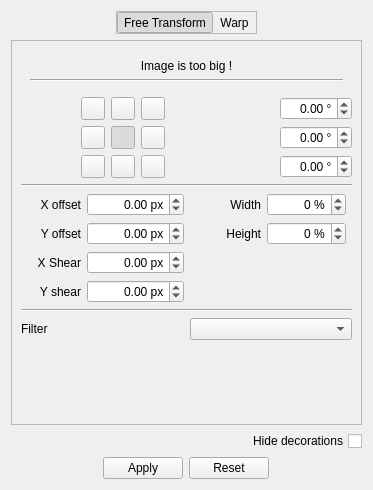
Before: the Qt Designer form krita/plugins/tools/tool_transform2/wdg_tool_transform.ui in KDE/krita, drawn with Qt 5.
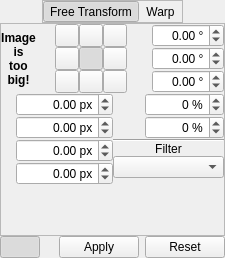
After: the same form once the commit is applied. Custom widgets are drawn as their Qt base class.

Commit message: o shring the toolbox widget of the transform tool.  - it uses 6 more icons instead of text  - added tooltips for icons  - changed layoutspacing and rearanged some parts

What changed in the file:
```diff
--- a/krita/plugins/tools/tool_transform2/wdg_tool_transform.ui
+++ b/krita/plugins/tools/tool_transform2/wdg_tool_transform.ui
@@ -6,8 +6,8 @@
    <rect>
     <x>0</x>
     <y>0</y>
-    <width>373</width>
-    <height>490</height>
+    <width>225</width>
+    <height>258</height>
    </rect>
   </property>
   <property name="sizePolicy">
@@ -37,11 +37,18 @@
   <property name="layoutDirection">
    <enum>Qt::LeftToRight</enum>
   </property>
-  <layout class="QHBoxLayout" name="horizontalLayout_5">
-   <item>
-    <layout class="QVBoxLayout" name="verticalLayout_2" stretch="0,0,0,0">
+  <layout class="QVBoxLayout" name="verticalLayout_5">
+   <property name="spacing">
+    <number>0</number>
+   </property>
+   <property name="margin">
+    <number>0</number>
+   </property>
      <item>
       <layout class="QHBoxLayout" name="horizontalLayout">
+     <property name="spacing">
+      <number>0</number>
+     </property>
        <item>
         <spacer name="horizontalSpacer_2">
          <property name="orientation">
@@ -49,7 +56,7 @@
          </property>
          <property name="sizeHint" stdset="0">
           <size>
-           <width>40</width>
+         <width>0</width>
            <height>20</height>
           </size>
          </property>
@@ -118,7 +125,7 @@
          </property>
          <property name="sizeHint" stdset="0">
           <size>
-           <width>40</width>
+         <width>0</width>
            <height>20</height>
           </size>
          </property>
@@ -138,39 +145,43 @@
         <number>0</number>
        </property>
        <widget class="QWidget" name="freeTransformWidget">
-        <layout class="QVBoxLayout" name="verticalLayout_4">
-         <item>
-          <layout class="QVBoxLayout" name="verticalLayout_5" stretch="0,0,0,0,0,0,0">
-           <item>
-            <widget class="QWidget" name="tooBigLabelWidget" native="true">
-             <layout class="QVBoxLayout" name="tooBigLabelLayout">
-              <item>
-               <widget class="QLabel" name="tooBigLabel">
-                <property name="layoutDirection">
-                 <enum>Qt::LeftToRight</enum>
-                </property>
-                <property name="text">
-                 <string>Image is too big !</string>
-                </property>
-                <property name="alignment">
-                 <set>Qt::AlignCenter</set>
-                </property>
-               </widget>
-              </item>
-              <item>
-               <widget class="Line" name="line">
-                <property name="orientation">
-                 <enum>Qt::Horizontal</enum>
-                </property>
-               </widget>
-              </item>
-             </layout>
-            </widget>
-           </item>
-           <item>
             <layout class="QVBoxLayout" name="verticalLayout">
+       <property name="spacing">
+        <number>0</number>
+       </property>
+       <property name="margin">
+        <number>0</number>
+       </property>
              <item>
-              <layout class="QHBoxLayout" name="horizontalLayout_2" stretch="1,0,1,2">
+        <layout class="QHBoxLayout" name="horizontalLayout_5">
+         <property name="spacing">
+          <number>0</number>
+         </property>
+         <item>
+          <widget class="QLabel" name="tooBigLabelWidget">
+           <property name="font">
+            <font>
+             <weight>75</weight>
+             <bold>true</bold>
+            </font>
+           </property>
+           <property name="toolTip">
+            <string extracomment="warning: this string shouldn' be wider, as otherwise the widget would resize and flicker"/>
+           </property>
+           <property name="layoutDirection">
+            <enum>Qt::LeftToRight</enum>
+           </property>
+           <property name="text">
+            <string>Image
+is
+too
+big!</string>
+           </property>
+           <property name="alignment">
+            <set>Qt::AlignCenter</set>
+           </property>
+          </widget>
+         </item>
                <item>
                 <spacer name="horizontalSpacer_4">
                  <property name="orientation">
@@ -178,7 +189,7 @@
                  </property>
                  <property name="sizeHint" stdset="0">
                   <size>
-                   <width>40</width>
+             <width>0</width>
                    <height>20</height>
                   </size>
                  </property>
@@ -189,6 +200,9 @@
                  <property name="sizeConstraint">
                   <enum>QLayout::SetDefaultConstraint</enum>
                  </property>
+           <property name="spacing">
+            <number>0</number>
+           </property>
                  <item row="0" column="0">
                   <widget class="QToolButton" name="topLeftButton">
                    <property name="enabled">
@@ -375,7 +389,7 @@
                  </property>
                  <property name="sizeHint" stdset="0">
                   <size>
-                   <width>40</width>
+             <width>0</width>
                    <height>20</height>
                   </size>
                  </property>
@@ -385,6 +399,9 @@
                 <layout class="QGridLayout" name="gridLayout_2" columnstretch="1,0">
                  <item row="0" column="0">
                   <widget class="QLabel" name="label_rotateX">
+             <property name="toolTip">
+              <string>Rotate around X-Axis</string>
+             </property>
                    <property name="layoutDirection">
                     <enum>Qt::LeftToRight</enum>
                    </property>
@@ -394,10 +411,16 @@
                    <property name="alignment">
                     <set>Qt::AlignRight|Qt::AlignTrailing|Qt::AlignVCenter</set>
                    </property>
+             <property name="buddy">
+              <cstring>aXBox</cstring>
+             </property>
                   </widget>
                  </item>
                  <item row="0" column="1">
                   <widget class="QDoubleSpinBox" name="aXBox">
+             <property name="toolTip">
+              <string>Rotate around X-Axis</string>
+             </property>
                    <property name="wrapping">
                     <bool>true</bool>
                    </property>
@@ -417,6 +440,9 @@
                  </item>
                  <item row="1" column="1">
                   <widget class="QDoubleSpinBox" name="aYBox">
+             <property name="toolTip">
+              <string>Rotate around Y-Axis</string>
+             </property>
                    <property name="wrapping">
                     <bool>true</bool>
                    </property>
@@ -442,6 +468,9 @@
                      <verstretch>0</verstretch>
                     </sizepolicy>
                    </property>
+             <property name="toolTip">
+              <string>Rotate around Y-Axis</string>
+             </property>
                    <property name="layoutDirection">
                     <enum>Qt::LeftToRight</enum>
                    </property>
@@ -451,6 +480,9 @@
                    <property name="alignment">
                     <set>Qt::AlignRight|Qt::AlignTrailing|Qt::AlignVCenter</set>
                    </property>
+             <property name="buddy">
+              <cstring>aYBox</cstring>
+             </property>
                   </widget>
                  </item>
                  <item row="2" column="1">
@@ -461,6 +493,9 @@
                      <verstretch>0</verstretch>
                     </sizepolicy>
                    </property>
+             <property name="toolTip">
+              <string>Rotate around Z-Axis</string>
+             </property>
                    <property name="wrapping">
                     <bool>true</bool>
                    </property>
@@ -489,6 +524,9 @@
                      <verstretch>0</verstretch>
                     </sizepolicy>
                    </property>
+             <property name="toolTip">
+              <string>Rotate around Z-Axis</string>
+             </property>
                    <property name="layoutDirection">
                     <enum>Qt::LeftToRight</enum>
                    </property>
@@ -498,40 +536,49 @@
                    <property name="alignment">
                     <set>Qt::AlignRight|Qt::AlignTrailing|Qt::AlignVCenter</set>
                    </property>
+             <property name="buddy">
+              <cstring>aZBox</cstring>
+             </property>
                   </widget>
                  </item>
                 </layout>
                </item>
               </layout>
              </item>
-            </layout>
-           </item>
            <item>
-            <widget class="Line" name="line_2">
-             <property name="orientation">
-              <enum>Qt::Horizontal</enum>
-             </property>
-            </widget>
-           </item>
-           <item>
-            <layout class="QHBoxLayout" name="horizontalLayout_4" stretch="0,0">
+        <layout class="QHBoxLayout" name="horizontalLayout_4">
+         <property name="spacing">
+          <number>0</number>
+         </property>
              <item>
               <layout class="QGridLayout" name="gridLayout_6" columnstretch="1,0">
+           <property name="spacing">
+            <number>0</number>
+           </property>
                <item row="0" column="0">
-                <widget class="QLabel" name="label">
+            <widget class="QLabel" name="label_offsetX">
+             <property name="toolTip">
+              <string>Horizontal Translation</string>
+             </property>
                  <property name="layoutDirection">
                   <enum>Qt::LeftToRight</enum>
                  </property>
                  <property name="text">
-                  <string>X offset</string>
+              <string/>
                  </property>
                  <property name="alignment">
                   <set>Qt::AlignRight|Qt::AlignTrailing|Qt::AlignVCenter</set>
                  </property>
+             <property name="buddy">
+              <cstring>translateXBox</cstring>
+             </property>
                 </widget>
                </item>
                <item row="0" column="1">
                 <widget class="QDoubleSpinBox" name="translateXBox">
+             <property name="toolTip">
+              <string>Horizontal Translation</string>
+             </property>
                  <property name="layoutDirection">
                   <enum>Qt::LeftToRight</enum>
                  </property>
@@ -556,17 +603,26 @@
                 </widget>
                </item>
                <item row="1" column="0">
-                <widget class="QLabel" name="label_2">
+            <widget class="QLabel" name="label_offsetY">
+             <property name="toolTip">
+              <string>Vertical Translation</string>
+             </property>
                  <property name="text">
-                  <string>Y offset</string>
+              <string/>
                  </property>
                  <property name="alignment">
                   <set>Qt::AlignRight|Qt::AlignTrailing|Qt::AlignVCenter</set>
                  </property>
+             <property name="buddy">
+              <cstring>translateYBox</cstring>
+             </property>
                 </widget>
                </item>
                <item row="1" column="1">
                 <widget class="QDoubleSpinBox" name="translateYBox">
+             <property name="toolTip">
+              <string>Vertical Translation</string>
+             </property>
                  <property name="alignment">
                   <set>Qt::AlignRight|Qt::AlignTrailing|Qt::AlignVCenter</set>
                  </property>
@@ -585,27 +641,42 @@
                 </widget>
                </item>
                <item row="2" column="0">
-                <widget class="QLabel" name="label_5">
+            <widget class="QLabel" name="label_shearX">
+             <property name="toolTip">
+              <string>Horizontal Shear</string>
+             </property>
                  <property name="text">
-                  <string>X Shear</string>
+              <string/>
                  </property>
                  <property name="alignment">
                   <set>Qt::AlignRight|Qt::AlignTrailing|Qt::AlignVCenter</set>
                  </property>
+             <property name="buddy">
+              <cstring>shearXBox</cstring>
+             </property>
                 </widget>
                </item>
                <item row="3" column="0">
-                <widget class="QLabel" name="label_6">
+            <widget class="QLabel" name="label_shearY">
+             <property name="toolTip">
+              <string>Vertical Shear</string>
+             </property>
                  <property name="text">
-                  <string>Y shear</string>
+              <string/>
                  </property>
                  <property name="alignment">
                   <set>Qt::AlignRight|Qt::AlignTrailing|Qt::AlignVCenter</set>
                  </property>
+             <property name="buddy">
+              <cstring>shearYBox</cstring>
+             </property>
                 </widget>
                </item>
                <item row="2" column="1">
                 <widget class="QDoubleSpinBox" name="shearXBox">
+             <property name="toolTip">
+              <string>Horizontal Shear</string>
+             </property>
                  <property name="alignment">
                   <set>Qt::AlignRight|Qt::AlignTrailing|Qt::AlignVCenter</set>
                  </property>
@@ -628,6 +699,9 @@
                </item>
                <item row="3" column="1">
                 <widget class="QDoubleSpinBox" name="shearYBox">
+             <property name="toolTip">
+              <string>Vertical Shear</string>
+             </property>
                  <property name="alignment">
                   <set>Qt::AlignRight|Qt::AlignTrailing|Qt::AlignVCenter</set>
                  </property>
@@ -651,33 +725,51 @@
               </layout>
              </item>
              <item>
-              <layout class="QVBoxLayout" name="verticalLayout_7">
+          <layout class="QVBoxLayout" name="verticalLayout_3">
                <item>
                 <layout class="QHBoxLayout" name="horizontalLayout_6" stretch="1,0">
                  <item>
                   <layout class="QGridLayout" name="gridLayout_7" columnstretch="1,0">
+               <property name="spacing">
+                <number>0</number>
+               </property>
                    <item row="0" column="0">
-                    <widget class="QLabel" name="label_8">
+                <widget class="QLabel" name="label_width">
+                 <property name="toolTip">
+                  <string>Horizontal Scale</string>
+                 </property>
                      <property name="text">
-                      <string>Width</string>
+                  <string/>
                      </property>
                      <property name="alignment">
                       <set>Qt::AlignRight|Qt::AlignTrailing|Qt::AlignVCenter</set>
                      </property>
+                 <property name="buddy">
+                  <cstring>scaleXBox</cstring>
+                 </property>
                     </widget>
                    </item>
                    <item row="1" column="0">
-                    <widget class="QLabel" name="label_9">
+                <widget class="QLabel" name="label_height">
+                 <property name="toolTip">
+                  <string>Vertical Scale</string>
+                 </property>
                      <property name="text">
-                      <string>Height</string>
+                  <string/>
                      </property>
                      <property name="alignment">
                       <set>Qt::AlignRight|Qt::AlignTrailing|Qt::AlignVCenter</set>
                      </property>
+                 <property name="buddy">
+                  <cstring>scaleYBox</cstring>
+                 </property>
                     </widget>
                    </item>
                    <item row="0" column="1">
                     <widget class="QDoubleSpinBox" name="scaleXBox">
+                 <property name="toolTip">
+                  <string>Horizontal Scale</string>
+                 </property>
                      <property name="alignment">
                       <set>Qt::AlignRight|Qt::AlignTrailing|Qt::AlignVCenter</set>
                      </property>
@@ -700,6 +792,9 @@
                    </item>
                    <item row="1" column="1">
                     <widget class="QDoubleSpinBox" name="scaleYBox">
+                 <property name="toolTip">
+                  <string>Vertical Scale</string>
+                 </property>
                      <property name="alignment">
                       <set>Qt::AlignRight|Qt::AlignTrailing|Qt::AlignVCenter</set>
                      </property>
@@ -728,34 +823,18 @@
                 </layout>
                </item>
                <item>
-                <spacer name="verticalSpacer_2">
-                 <property name="orientation">
-                  <enum>Qt::Vertical</enum>
-                 </property>
-                 <property name="sizeHint" stdset="0">
-                  <size>
-                   <width>20</width>
-                   <height>40</height>
-                  </size>
-                 </property>
-                </spacer>
-               </item>
-              </layout>
-             </item>
-            </layout>
-           </item>
-           <item>
-            <layout class="QVBoxLayout" name="verticalLayout_3"/>
-           </item>
-           <item>
             <widget class="Line" name="line_3">
+             <property name="sizePolicy">
+              <sizepolicy hsizetype="Preferred" vsizetype="Fixed">
+               <horstretch>0</horstretch>
+               <verstretch>0</verstretch>
+              </sizepolicy>
+             </property>
              <property name="orientation">
               <enum>Qt::Horizontal</enum>
              </property>
             </widget>
            </item>
-           <item>
-            <layout class="QHBoxLayout" name="horizontalLayout_13">
              <item>
               <widget class="QLabel" name="label_10">
                <property name="layoutDirection">
@@ -764,11 +843,30 @@
                <property name="text">
                 <string>Filter</string>
                </property>
+             <property name="alignment">
+              <set>Qt::AlignCenter</set>
+             </property>
+             <property name="buddy">
+              <cstring>cmbFilter</cstring>
+             </property>
               </widget>
              </item>
              <item>
               <widget class="KisCmbIDList" name="cmbFilter"/>
              </item>
+           <item>
+            <spacer name="verticalSpacer_2">
+             <property name="orientation">
+              <enum>Qt::Vertical</enum>
+             </property>
+             <property name="sizeHint" stdset="0">
+              <size>
+               <width>20</width>
+               <height>0</height>
+              </size>
+             </property>
+            </spacer>
+           </item>
             </layout>
            </item>
           </layout>
@@ -792,9 +890,13 @@
         </layout>
        </widget>
        <widget class="QWidget" name="page_2">
-        <layout class="QVBoxLayout" name="verticalLayout_9">
-         <item>
-          <layout class="QVBoxLayout" name="verticalLayout_8">
+      <layout class="QVBoxLayout" name="verticalLayout_4">
+       <property name="spacing">
+        <number>0</number>
+       </property>
+       <property name="margin">
+        <number>0</number>
+       </property>
            <item>
             <layout class="QHBoxLayout" name="horizontalLayout_9">
              <item>
@@ -805,6 +907,9 @@
                <property name="alignment">
                 <set>Qt::AlignRight|Qt::AlignTrailing|Qt::AlignVCenter</set>
                </property>
+           <property name="buddy">
+            <cstring>alphaBox</cstring>
+           </property>
               </widget>
              </item>
              <item>
@@ -835,6 +940,9 @@
                <property name="alignment">
                 <set>Qt::AlignRight|Qt::AlignTrailing|Qt::AlignVCenter</set>
                </property>
+           <property name="buddy">
+            <cstring>cmbWarpType</cstring>
+           </property>
               </widget>
              </item>
              <item>
@@ -843,15 +951,17 @@
             </layout>
            </item>
            <item>
-            <layout class="QHBoxLayout" name="horizontalLayout_8">
-             <item>
               <widget class="QGroupBox" name="groupBox">
                <property name="title">
                 <string/>
                </property>
-               <layout class="QVBoxLayout" name="verticalLayout_13">
-                <item>
-                 <layout class="QVBoxLayout" name="verticalLayout_6">
+         <layout class="QVBoxLayout" name="verticalLayout_2">
+          <property name="spacing">
+           <number>0</number>
+          </property>
+          <property name="margin">
+           <number>0</number>
+          </property>
                   <item>
                    <widget class="QRadioButton" name="defaultRadioButton">
                     <property name="text">
@@ -871,14 +981,23 @@
                   <item>
                    <widget class="QWidget" name="defaultWarpWidget" native="true">
                     <layout class="QHBoxLayout" name="horizontalLayout_7">
+             <property name="spacing">
+              <number>0</number>
+             </property>
+             <property name="margin">
+              <number>0</number>
+             </property>
                      <item>
                       <widget class="QLabel" name="label_3">
                        <property name="text">
-                        <string>Density :</string>
+                <string>Density</string>
                        </property>
                        <property name="alignment">
                         <set>Qt::AlignRight|Qt::AlignTrailing|Qt::AlignVCenter</set>
                        </property>
+               <property name="buddy">
+                <cstring>densityBox</cstring>
+               </property>
                       </widget>
                      </item>
                      <item>
@@ -898,8 +1017,6 @@
                    </widget>
                   </item>
                  </layout>
-                </item>
-               </layout>
               </widget>
              </item>
              <item>
@@ -907,9 +1024,13 @@
                <property name="title">
                 <string/>
                </property>
-               <layout class="QVBoxLayout" name="verticalLayout_14">
-                <item>
-                 <layout class="QVBoxLayout" name="verticalLayout_12">
+         <layout class="QHBoxLayout" name="horizontalLayout_8">
+          <property name="spacing">
+           <number>0</number>
+          </property>
+          <property name="margin">
+           <number>0</number>
+          </property>
                   <item>
                    <widget class="QRadioButton" name="customRadioButton">
                     <property name="text">
@@ -929,6 +1050,12 @@
                      <bool>false</bool>
                     </property>
                     <layout class="QVBoxLayout" name="verticalLayout_11">
+             <property name="spacing">
+              <number>0</number>
+             </property>
+             <property name="margin">
+              <number>0</number>
+             </property>
                      <item>
                       <widget class="QPushButton" name="lockUnlockPointsButton">
                        <property name="text">
@@ -947,13 +1074,7 @@
                    </widget>
                   </item>
                  </layout>
-                </item>
-               </layout>
-              </widget>
-             </item>
-            </layout>
-           </item>
-          </layout>
+        </widget>
          </item>
          <item>
           <spacer name="verticalSpacer_3">
@@ -963,7 +1084,7 @@
            <property name="sizeHint" stdset="0">
             <size>
              <width>20</width>
-             <height>40</height>
+           <height>0</height>
             </size>
            </property>
           </spacer>
@@ -973,15 +1094,48 @@
       </widget>
      </item>
      <item>
-      <widget class="QCheckBox" name="hideDecorationsBox">
-       <property name="layoutDirection">
-        <enum>Qt::RightToLeft</enum>
+    <layout class="QHBoxLayout" name="horizontalLayout_2">
+     <item>
+      <widget class="QPushButton" name="showDecorationsBox">
+       <property name="sizePolicy">
+        <sizepolicy hsizetype="Fixed" vsizetype="Fixed">
+         <horstretch>0</horstretch>
+         <verstretch>0</verstretch>
+        </sizepolicy>
+       </property>
+       <property name="maximumSize">
+        <size>
+         <width>40</width>
+         <height>16777215</height>
+        </size>
+       </property>
+       <property name="toolTip">
+        <string>Show Decorations</string>
        </property>
        <property name="text">
-        <string>Hide decorations</string>
+        <string/>
+       </property>
+       <property name="checkable">
+        <bool>true</bool>
+       </property>
+       <property name="checked">
+        <bool>true</bool>
        </property>
       </widget>
      </item>
+     <item>
+      <spacer name="horizontalSpacer_5">
+       <property name="orientation">
+        <enum>Qt::Horizontal</enum>
+       </property>
+       <property name="sizeHint" stdset="0">
+        <size>
+         <width>0</width>
+         <height>10</height>
+        </size>
+       </property>
+      </spacer>
+     </item>
      <item>
       <widget class="QDialogButtonBox" name="buttonBox">
        <property name="layoutDirection">
```
Lines whose indentation alone changed are shown as unchanged. The commit also changes 9 other files.
